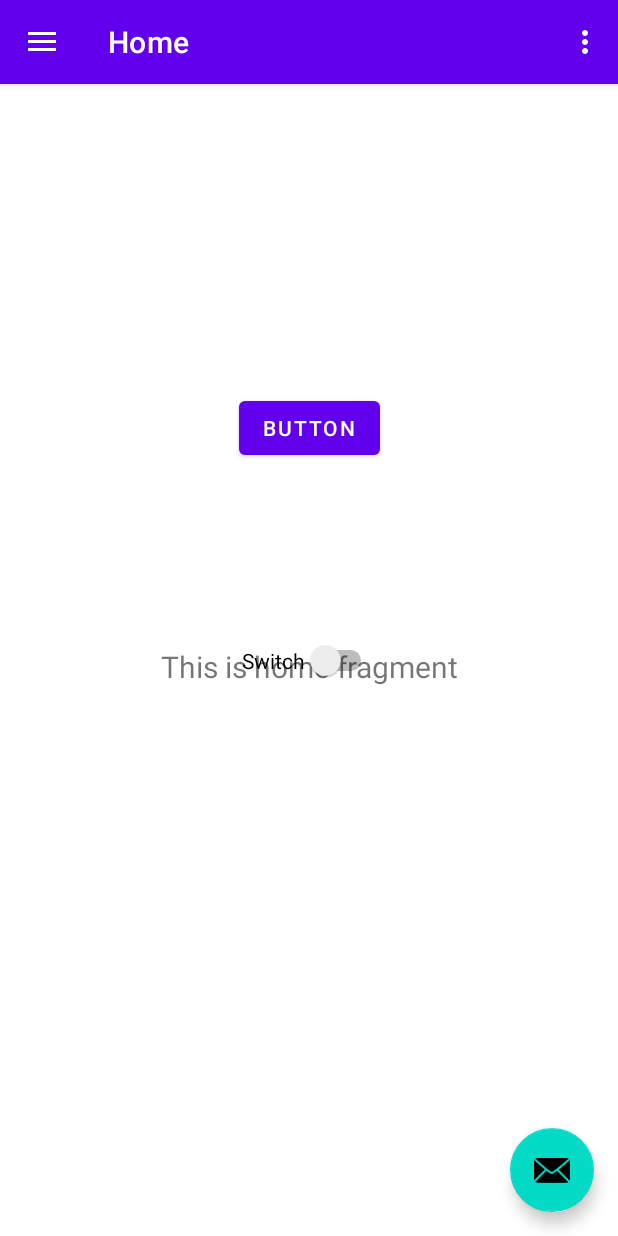
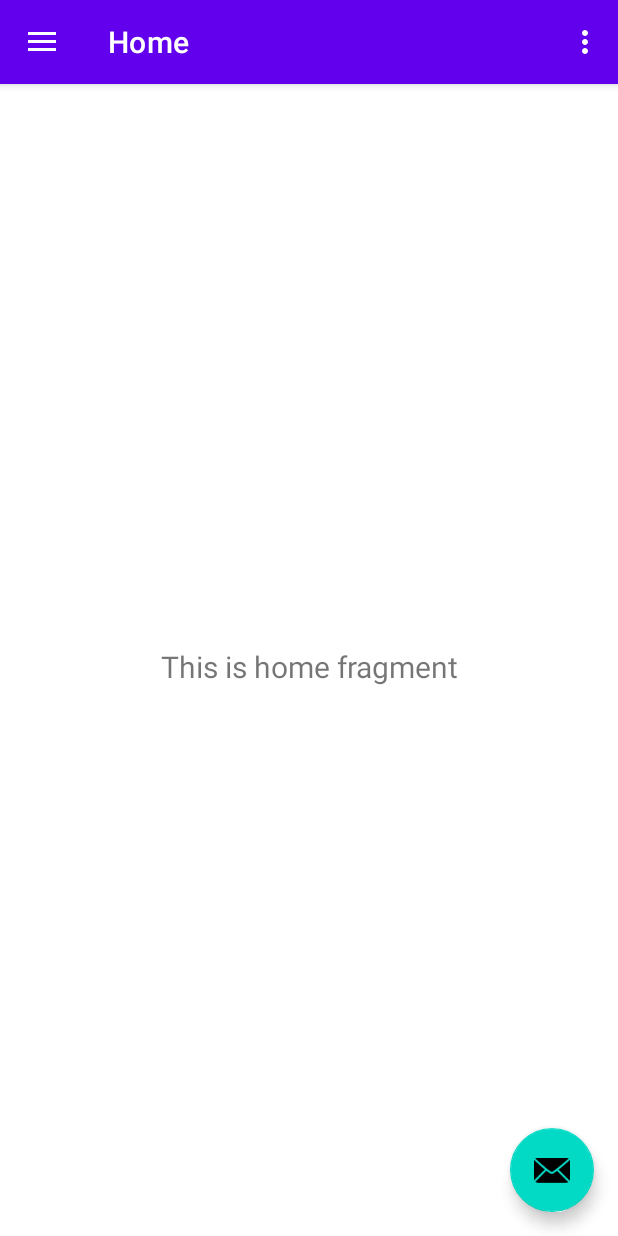
Before and after one commit to LmaoPewPew/KonveratusApperatus, an Android app: the screen it shows after launch (MainActivity), on a phone screen of 412 x 824 dp. Run offline under Robolectric (Android 15) with nearby library versions, the phone set to English and light mode, and no system bars; our stand-ins replace navigation-ui.

```diff
--- a/app/src/main/res/layout/content_main.xml
+++ b/app/src/main/res/layout/content_main.xml
@@ -18,25 +18,4 @@
         app:layout_constraintTop_toTopOf="parent"
         app:navGraph="@navigation/mobile_navigation" />
 
-    <Button
-        android:id="@+id/button"
-        android:layout_width="wrap_content"
-        android:layout_height="wrap_content"
-        android:text="Button"
-        app:layout_constraintBottom_toBottomOf="@+id/nav_host_fragment"
-        app:layout_constraintEnd_toEndOf="parent"
-        app:layout_constraintStart_toStartOf="parent"
-        app:layout_constraintTop_toTopOf="@+id/nav_host_fragment"
-        app:layout_constraintVertical_bias="0.285" />
-
-    <Switch
-        android:id="@+id/switch1"
-        android:layout_width="wrap_content"
-        android:layout_height="wrap_content"
-        android:text="Switch"
-        app:layout_constraintBottom_toBottomOf="@+id/nav_host_fragment"
-        app:layout_constraintEnd_toEndOf="parent"
-        app:layout_constraintStart_toStartOf="parent"
-        app:layout_constraintTop_toTopOf="parent" />
-
 </androidx.constraintlayout.widget.ConstraintLayout>
```
Also changed, not shown: app/src/main/res/layout/nav_header_main.xml (+5 -24 lines).
